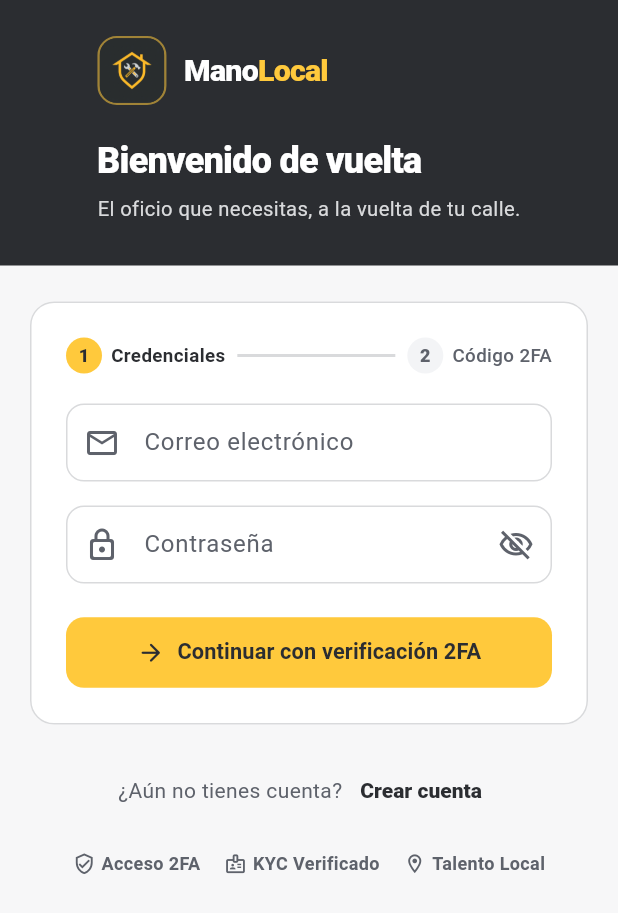
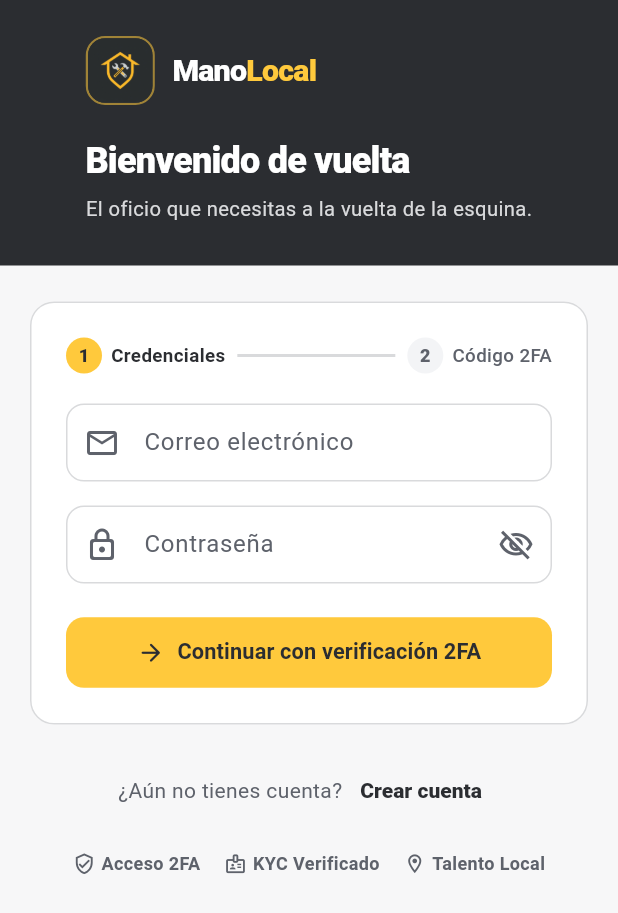
Before and after one commit to Manolocal/ManoLocal-Front, a Flutter app: the screen it shows after launch, on a phone screen of 412 x 824 dp. Shown: the top 913 px of the screen. Run offline on Flutter 3.47's test engine with Material 3 defaults, Android fonts, the phone set to English and light mode, and no system bars; our stand-ins replace cached_network_image, dio, file_picker, get_it, go_router, image_picker and 2 more; accounts and stored records are empty.

Commit message:
Corrección Slogan

```diff
--- a/lib/src/core/widgets/brand_logo.dart
+++ b/lib/src/core/widgets/brand_logo.dart
@@ -5,7 +5,7 @@ import '../theme/app_colors.dart';
 class BrandLogo extends StatelessWidget {
   static const String appName = 'ManoLocal';
   static const String appSlogan =
-      'El oficio que necesitas, a la vuelta de tu calle.';
+      'El oficio que necesitas a la vuelta de la esquina.';
   static const String logoAssetPath = 'assets/images/manolocal_logo.png';
 
   final double size;
```
